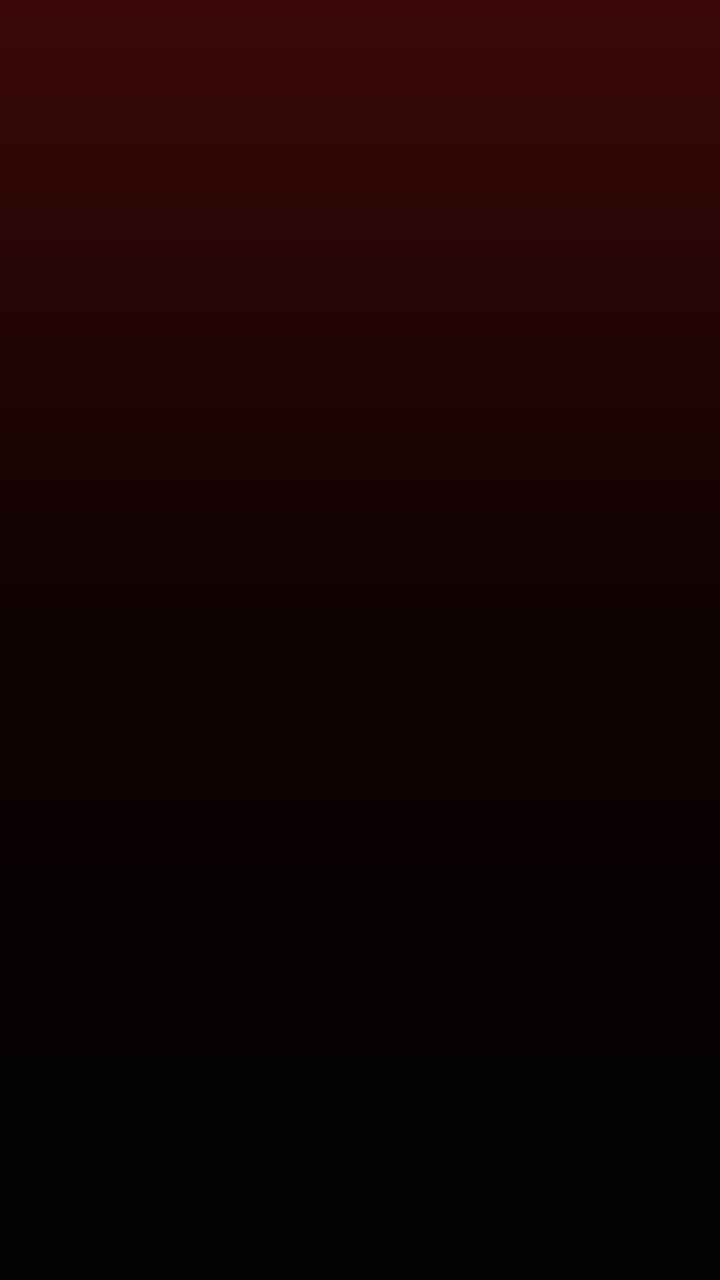
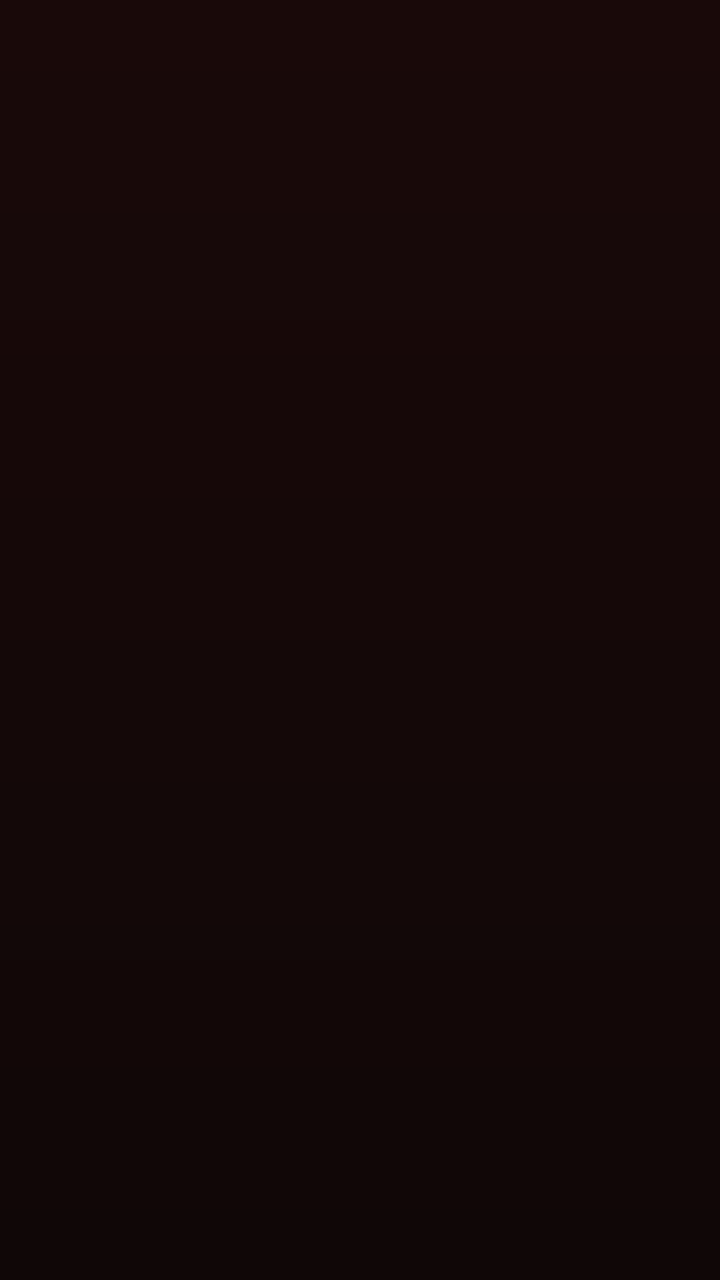

The first picture is an Android layout as it rendered before a commit; the second is the same layout after the commit. The layout source and the unified diff follow.
<!-- AndroidManifest.xml: application theme Theme.BraveMusicPlayer -->
<!-- res/layout/layout_mini_player.xml -->
<?xml version="1.0" encoding="utf-8"?>
<LinearLayout xmlns:android="http://schemas.android.com/apk/res/android"
    xmlns:app="http://schemas.android.com/apk/res-auto"
    android:id="@+id/layoutMiniPlayer"
    android:layout_width="match_parent"
    android:layout_height="64dp"
    android:layout_marginStart="8dp"
    android:layout_marginEnd="8dp"
    android:layout_marginBottom="6dp"
    android:background="@drawable/bg_mini_player"
    android:clickable="true"
    android:elevation="6dp"
    android:focusable="true"
    android:orientation="vertical"
    android:visibility="gone">

    
    <LinearLayout
        android:layout_width="match_parent"
        android:layout_height="0dp"
        android:layout_weight="1"
        android:gravity="center_vertical"
        android:orientation="horizontal"
        android:paddingStart="10dp"
        android:paddingEnd="10dp">

        
        <androidx.cardview.widget.CardView
            android:layout_width="44dp"
            android:layout_height="44dp"
            app:cardBackgroundColor="@color/ytm_surface_dark"
            app:cardCornerRadius="4dp"
            app:cardElevation="0dp">

            <ImageView
                android:id="@+id/ivMiniCover"
                android:layout_width="match_parent"
                android:layout_height="match_parent"
                android:contentDescription="Mini Album Cover"
                android:scaleType="centerCrop"
                android:src="@drawable/ic_music_note" />
        </androidx.cardview.widget.CardView>

        
        <LinearLayout
            android:layout_width="0dp"
            android:layout_height="wrap_content"
            android:layout_marginStart="12dp"
            android:layout_marginEnd="8dp"
            android:layout_weight="1"
            android:orientation="vertical">

            <TextView
                android:id="@+id/tvMiniTitle"
                android:layout_width="wrap_content"
                android:layout_height="wrap_content"
                android:ellipsize="marquee"
                android:fontFamily="@font/youtube_sans_bold_font"
                android:marqueeRepeatLimit="marquee_forever"
                android:singleLine="true"
                android:text="Track Title"
                android:textColor="@color/ytm_text_primary"
                android:textSize="14sp" />

            <TextView
                android:id="@+id/tvMiniArtist"
                android:layout_width="wrap_content"
                android:layout_height="wrap_content"
                android:layout_marginTop="2dp"
                android:ellipsize="end"
                android:fontFamily="sans-serif"
                android:maxLines="1"
                android:text="Artist"
                android:textColor="@color/ytm_text_secondary"
                android:textSize="12sp" />
        </LinearLayout>

        
        <ImageView
            android:id="@+id/btnMiniLike"
            android:layout_width="36dp"
            android:layout_height="36dp"
            android:background="?android:attr/selectableItemBackgroundBorderless"
            android:contentDescription="Like Track"
            android:padding="7dp"
            android:src="@drawable/ic_ytm_thumb_up_outline"
            app:tint="@color/ytm_icon_active" />

        
        <ImageView
            android:id="@+id/btnMiniPlayPause"
            android:layout_width="40dp"
            android:layout_height="40dp"
            android:background="?android:attr/selectableItemBackgroundBorderless"
            android:contentDescription="Play/Pause"
            android:padding="6dp"
            android:src="@drawable/ic_ytm_play"
            app:tint="@color/ytm_icon_active" />

        
        <ImageView
            android:id="@+id/btnMiniNext"
            android:layout_width="36dp"
            android:layout_height="36dp"
            android:background="?android:attr/selectableItemBackgroundBorderless"
            android:contentDescription="Next Track"
            android:padding="6dp"
            android:src="@drawable/ic_ytm_skip_next"
            app:tint="@color/ytm_icon_active" />

    </LinearLayout>

    
    <ProgressBar
        android:id="@+id/pbMiniProgress"
        style="@style/Widget.AppCompat.ProgressBar.Horizontal"
        android:layout_width="match_parent"
        android:layout_height="2dp"
        android:max="1000"
        android:progress="0"
        android:progressBackgroundTint="@color/progress_track_grey"
        android:progressTint="@color/ytm_red" />

</LinearLayout>
<!-- resources referenced by this layout -->
<resources>
  <color name="progress_track_grey">#535353</color>
  <color name="ytm_icon_active">#FFFFFF</color>
  <color name="ytm_red">#FF0000</color>
  <color name="ytm_surface_dark">#121212</color>
  <color name="ytm_text_primary">#FFFFFF</color>
  <color name="ytm_text_secondary">#9F9F9F</color>
  <!-- drawable bg_mini_player (drawable) -->
  <?xml version="1.0" encoding="utf-8"?>
  <shape xmlns:android="http://schemas.android.com/apk/res/android"
      android:shape="rectangle">
      <corners android:radius="10dp" />
      <solid android:color="@color/surface_black" />
      <stroke
          android:width="1dp"
          android:color="@color/border_grey" />
  </shape>
  <!-- drawable ic_music_note (drawable) -->
  <vector xmlns:android="http://schemas.android.com/apk/res/android"
      android:width="24dp"
      android:height="24dp"
      android:viewportWidth="24"
      android:viewportHeight="24">
      <path
          android:fillColor="#5A5A64"
          android:pathData="M12,3v10.55c-0.59,-0.34 -1.27,-0.55 -2,-0.55 -2.21,0 -4,1.79 -4,4s1.79,4 4,4 4,-1.79 4,-4V7h4V3h-6z"/>
  </vector>
  <!-- drawable ic_ytm_play (drawable) -->
  <?xml version="1.0" encoding="utf-8"?>
  <vector  android:height="24.0dp" android:width="24.0dp" android:viewportWidth="24.0" android:viewportHeight="24.0"
    xmlns:android="http://schemas.android.com/apk/res/android">
      <path android:fillColor="@android:color/white" android:pathData="M9,5.87L18.2,12L9,18.13V5.87M8,4v16l12,-8L8,4L8,4z" />
  </vector>
  <style name="Theme.BraveMusicPlayer" parent="Theme.MaterialComponents.DayNight.NoActionBar">
          <item name="colorPrimary">@color/youtube_red</item>
          <item name="colorPrimaryVariant">@color/surface_black</item>
          <item name="colorOnPrimary">@color/white_primary</item>
          <item name="colorSecondary">@color/youtube_red</item>
          <item name="colorSecondaryVariant">@color/youtube_red</item>
          <item name="colorOnSecondary">@color/white_primary</item>
          <item name="android:colorBackground">@color/deep_black</item>
          <item name="android:statusBarColor">@color/ytm_bg_top_glow</item>
          <item name="android:navigationBarColor">@color/surface_black</item>
          <item name="android:windowBackground">@drawable/bg_ytm_gradient</item>
          <item name="bottomSheetDialogTheme">@style/YtmBottomSheetDialogTheme</item>
      </style>
  <color name="surface_black">#121212</color>
  <color name="border_grey">#3F3F3F</color>
  <color name="youtube_red">#FF0000</color>
  <color name="white_primary">#FFFFFF</color>
  <color name="deep_black">#030303</color>
  <color name="ytm_bg_top_glow">#3B0808</color>
  <!-- drawable bg_ytm_gradient (drawable) -->
  <?xml version="1.0" encoding="utf-8"?>
  <shape xmlns:android="http://schemas.android.com/apk/res/android"
      android:shape="rectangle">
      <gradient
          android:angle="270"
          android:startColor="@color/ytm_bg_top_glow"
          android:centerColor="@color/ytm_bg_middle"
          android:endColor="@color/ytm_bg_main"
          android:type="linear" />
  </shape>
  <style name="YtmBottomSheetDialogTheme" parent="Theme.Design.Light.BottomSheetDialog">
          <item name="bottomSheetStyle">@style/YtmBottomSheetStyle</item>
          <item name="android:windowIsFloating">false</item>
          <item name="android:navigationBarColor">@color/surface_black</item>
      </style>
  <color name="ytm_bg_middle">#0D0202</color>
  <color name="ytm_bg_main">#030303</color>
  <style name="YtmBottomSheetStyle" parent="Widget.Design.BottomSheet.Modal">
          <item name="android:background">@android:color/transparent</item>
      </style>
  <!-- unchanged entries left out for length: 2 -->
</resources>

<!-- the commit's change to res/layout/layout_mini_player.xml (unified diff, before → after) -->
@@ -28,8 +28,8 @@
         <androidx.cardview.widget.CardView
             android:layout_width="44dp"
             android:layout_height="44dp"
-            app:cardBackgroundColor="@color/ytm_surface_dark"
-            app:cardCornerRadius="4dp"
+            app:cardBackgroundColor="@color/surfaceCard"
+            app:cardCornerRadius="6dp"
             app:cardElevation="0dp">
 
             <ImageView
@@ -59,7 +59,7 @@
                 android:marqueeRepeatLimit="marquee_forever"
                 android:singleLine="true"
                 android:text="Track Title"
-                android:textColor="@color/ytm_text_primary"
+                android:textColor="@color/textPrimary"
                 android:textSize="14sp" />
 
             <TextView
@@ -71,7 +71,7 @@
                 android:fontFamily="sans-serif"
                 android:maxLines="1"
                 android:text="Artist"
-                android:textColor="@color/ytm_text_secondary"
+                android:textColor="@color/textSecondary"
                 android:textSize="12sp" />
         </LinearLayout>
 
@@ -84,7 +84,7 @@
             android:contentDescription="Like Track"
             android:padding="7dp"
             android:src="@drawable/ic_ytm_thumb_up_outline"
-            app:tint="@color/ytm_icon_active" />
+            app:tint="@color/textSecondary" />
 
         
         <ImageView
@@ -95,7 +95,7 @@
             android:contentDescription="Play/Pause"
             android:padding="6dp"
             android:src="@drawable/ic_ytm_play"
-            app:tint="@color/ytm_icon_active" />
+            app:tint="@color/textPrimary" />
 
         
         <ImageView
@@ -106,7 +106,7 @@
             android:contentDescription="Next Track"
             android:padding="6dp"
             android:src="@drawable/ic_ytm_skip_next"
-            app:tint="@color/ytm_icon_active" />
+            app:tint="@color/textSecondary" />
 
     </LinearLayout>
 
@@ -118,7 +118,7 @@
         android:layout_height="2dp"
         android:max="1000"
         android:progress="0"
-        android:progressBackgroundTint="@color/progress_track_grey"
-        android:progressTint="@color/ytm_red" />
+        android:progressBackgroundTint="@color/progressTrack"
+        android:progressTint="@color/accentPrimary" />
 
 </LinearLayout>
<!-- resource entries referenced after the edit -->
@@ -1,20 +1,19 @@
 <!-- resources referenced by this layout -->
 <resources>
-  <color name="progress_track_grey">#535353</color>
-  <color name="ytm_icon_active">#FFFFFF</color>
-  <color name="ytm_red">#FF0000</color>
-  <color name="ytm_surface_dark">#121212</color>
-  <color name="ytm_text_primary">#FFFFFF</color>
-  <color name="ytm_text_secondary">#9F9F9F</color>
+  <color name="accentPrimary">#B8203A</color>
+  <color name="progressTrack">#453A3A</color>
+  <color name="surfaceCard">#1B1919</color>
+  <color name="textPrimary">#F5F1F1</color>
+  <color name="textSecondary">#A49A9A</color>
   <!-- drawable bg_mini_player (drawable) -->
   <?xml version="1.0" encoding="utf-8"?>
   <shape xmlns:android="http://schemas.android.com/apk/res/android"
       android:shape="rectangle">
-      <corners android:radius="10dp" />
-      <solid android:color="@color/surface_black" />
+      <solid android:color="@color/surfaceElevated" />
       <stroke
           android:width="1dp"
-          android:color="@color/border_grey" />
+          android:color="@color/borderSubtle" />
+      <corners android:radius="8dp" />
   </shape>
   <!-- drawable ic_music_note (drawable) -->
   <vector xmlns:android="http://schemas.android.com/apk/res/android"
@@ -33,43 +32,39 @@
       <path android:fillColor="@android:color/white" android:pathData="M9,5.87L18.2,12L9,18.13V5.87M8,4v16l12,-8L8,4L8,4z" />
   </vector>
   <style name="Theme.BraveMusicPlayer" parent="Theme.MaterialComponents.DayNight.NoActionBar">
-          <item name="colorPrimary">@color/youtube_red</item>
-          <item name="colorPrimaryVariant">@color/surface_black</item>
-          <item name="colorOnPrimary">@color/white_primary</item>
-          <item name="colorSecondary">@color/youtube_red</item>
-          <item name="colorSecondaryVariant">@color/youtube_red</item>
-          <item name="colorOnSecondary">@color/white_primary</item>
-          <item name="android:colorBackground">@color/deep_black</item>
-          <item name="android:statusBarColor">@color/ytm_bg_top_glow</item>
-          <item name="android:navigationBarColor">@color/surface_black</item>
+          <item name="colorPrimary">@color/accentPrimary</item>
+          <item name="colorPrimaryVariant">@color/surfaceCard</item>
+          <item name="colorOnPrimary">@color/textPrimary</item>
+          <item name="colorSecondary">@color/accentPrimary</item>
+          <item name="colorSecondaryVariant">@color/accentPressed</item>
+          <item name="colorOnSecondary">@color/textPrimary</item>
+          <item name="android:colorBackground">@color/background</item>
+          <item name="android:statusBarColor">@color/background</item>
+          <item name="android:navigationBarColor">@color/background</item>
           <item name="android:windowBackground">@drawable/bg_ytm_gradient</item>
-          <item name="bottomSheetDialogTheme">@style/YtmBottomSheetDialogTheme</item>
+          <item name="bottomSheetDialogTheme">@style/MelodyBottomSheetDialogTheme</item>
       </style>
-  <color name="surface_black">#121212</color>
-  <color name="border_grey">#3F3F3F</color>
-  <color name="youtube_red">#FF0000</color>
-  <color name="white_primary">#FFFFFF</color>
-  <color name="deep_black">#030303</color>
-  <color name="ytm_bg_top_glow">#3B0808</color>
+  <color name="surfaceElevated">#241010</color>
+  <color name="borderSubtle">#422020</color>
+  <color name="accentPressed">#8F1830</color>
+  <color name="background">#100707</color>
   <!-- drawable bg_ytm_gradient (drawable) -->
   <?xml version="1.0" encoding="utf-8"?>
   <shape xmlns:android="http://schemas.android.com/apk/res/android"
       android:shape="rectangle">
       <gradient
           android:angle="270"
-          android:startColor="@color/ytm_bg_top_glow"
-          android:centerColor="@color/ytm_bg_middle"
-          android:endColor="@color/ytm_bg_main"
+          android:startColor="@color/backgroundSecondary"
+          android:endColor="@color/background"
           android:type="linear" />
   </shape>
-  <style name="YtmBottomSheetDialogTheme" parent="Theme.Design.Light.BottomSheetDialog">
-          <item name="bottomSheetStyle">@style/YtmBottomSheetStyle</item>
+  <style name="MelodyBottomSheetDialogTheme" parent="Theme.Design.Light.BottomSheetDialog">
+          <item name="bottomSheetStyle">@style/MelodyBottomSheetStyle</item>
           <item name="android:windowIsFloating">false</item>
-          <item name="android:navigationBarColor">@color/surface_black</item>
+          <item name="android:navigationBarColor">@color/background</item>
       </style>
-  <color name="ytm_bg_middle">#0D0202</color>
-  <color name="ytm_bg_main">#030303</color>
-  <style name="YtmBottomSheetStyle" parent="Widget.Design.BottomSheet.Modal">
+  <color name="backgroundSecondary">#190909</color>
+  <style name="MelodyBottomSheetStyle" parent="Widget.Design.BottomSheet.Modal">
           <item name="android:background">@android:color/transparent</item>
       </style>
   <!-- unchanged entries left out for length: 2 -->
